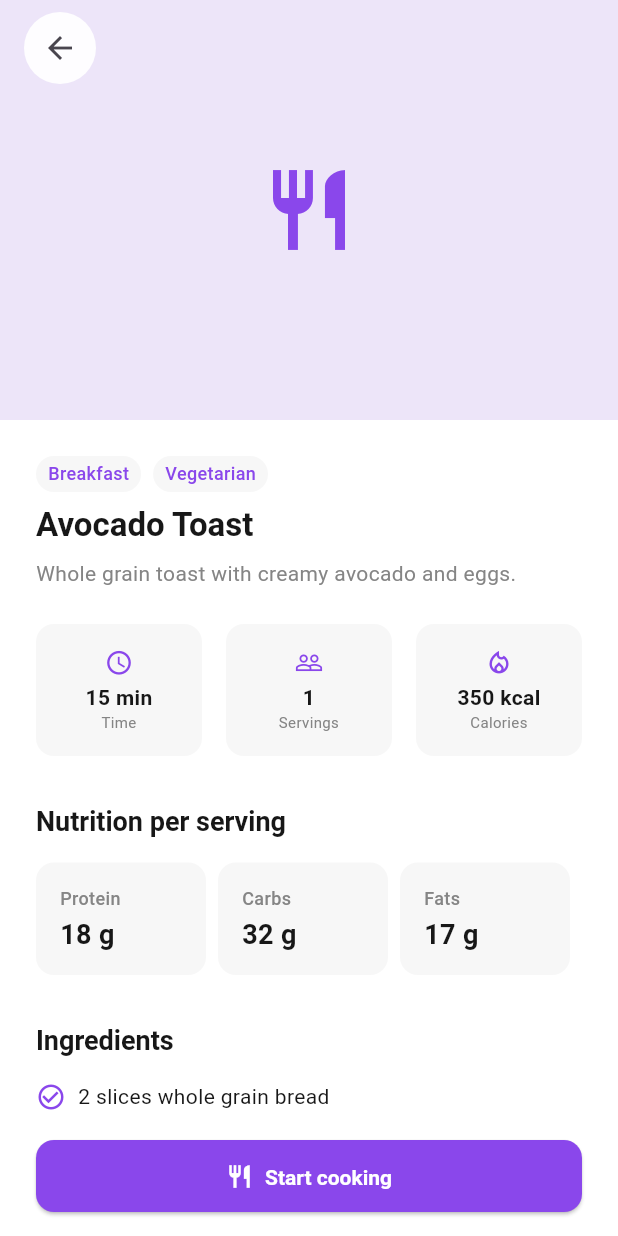
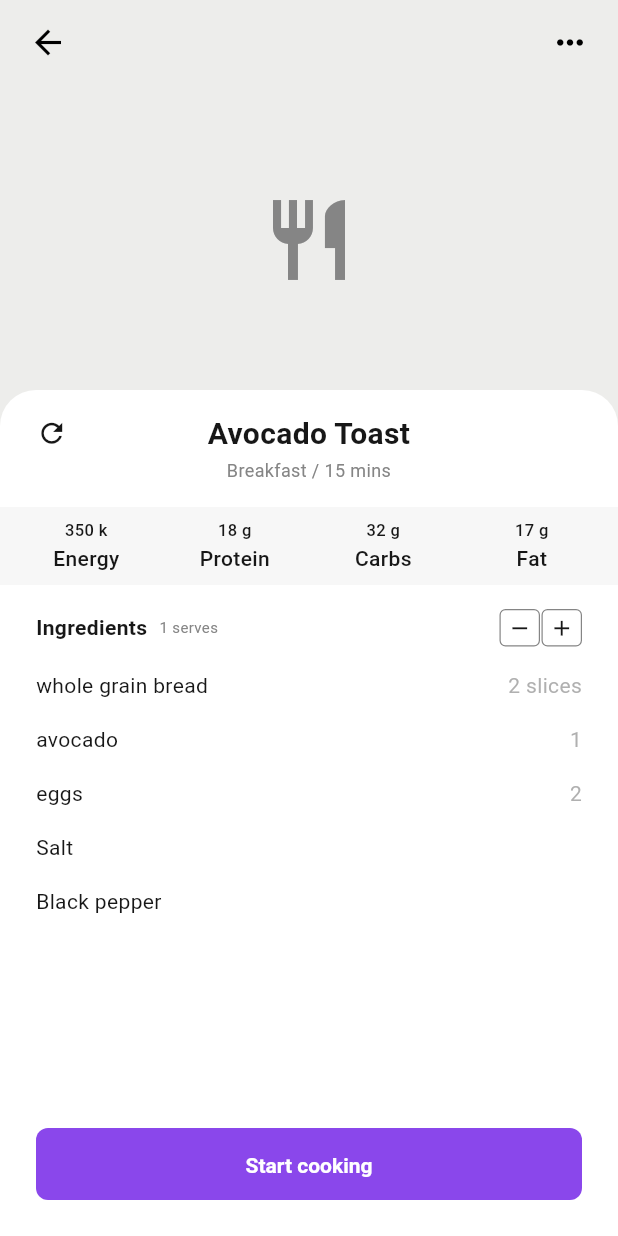
Before and after one commit to laszlo-botond/awesome-meal-planner, a Flutter app: the screen it shows after launch, after a tap on "Avocado Toast", on a phone screen of 412 x 824 dp. Run offline on Flutter 3.47's test engine with Material 3 defaults, Android fonts, the phone set to English and light mode, and no system bars.

Commit message:
lab1: recipe screen update to figma design

```diff
--- a/lib/screens/recipe_details_screen.dart
+++ b/lib/screens/recipe_details_screen.dart
@@ -13,65 +13,60 @@ class RecipeDetailsScreen extends StatelessWidget {
 
   @override
   Widget build(BuildContext context) {
+    final category = meal.tags.isNotEmpty ? meal.tags.first : 'Recipe';
+
     return Scaffold(
-      body: CustomScrollView(
-        slivers: [
-          SliverToBoxAdapter(child: _buildImageHeader(context)),
-          SliverToBoxAdapter(
-            child: Padding(
-              padding: const EdgeInsets.fromLTRB(
-                AppSpacing.lg, AppSpacing.lg, AppSpacing.lg, AppSpacing.xxl,
+      backgroundColor: AppColors.background,
+      body: Stack(
+        children: [
+          Positioned(
+            top: 0,
+            left: 0,
+            right: 0,
+            height: 320,
+            child: _buildImageHeader(context),
+          ),
+          Positioned.fill(
+            top: 260,
+            child: Container(
+              decoration: const BoxDecoration(
+                color: AppColors.background,
+                borderRadius: BorderRadius.vertical(
+                  top: Radius.circular(AppRadii.extraLarge),
+                ),
               ),
               child: Column(
-                crossAxisAlignment: CrossAxisAlignment.start,
                 children: [
-                  _buildTags(),
-                  const SizedBox(height: AppSpacing.sm),
-                  Text(meal.name, style: Theme.of(context).textTheme.headlineSmall),
-                  const SizedBox(height: AppSpacing.sm),
-                  Text(meal.description, style: Theme.of(context).textTheme.bodyMedium?.copyWith(color: AppColors.textSecondary)),
-                  const SizedBox(height: AppSpacing.lg),
-                  _buildQuickFacts(),
-                  const SizedBox(height: AppSpacing.xl),
-                  Text('Nutrition per serving', style: Theme.of(context).textTheme.titleLarge),
-                  const SizedBox(height: AppSpacing.md),
-                  _buildNutrition(),
-                  const SizedBox(height: AppSpacing.xl),
-                  Text('Ingredients', style: Theme.of(context).textTheme.titleLarge),
-                  const SizedBox(height: AppSpacing.sm),
-                  ...meal.ingredients.map(_buildIngredient),
-                  if (meal.instructions.isNotEmpty) ...[
-                    const SizedBox(height: AppSpacing.xl),
-                    Text('Preparation', style: Theme.of(context).textTheme.titleLarge),
-                    const SizedBox(height: AppSpacing.md),
-                    ...meal.instructions.asMap().entries.map(
-                      (entry) => _buildInstruction(entry.key + 1, entry.value),
+                  _buildTitle(category),
+                  _buildNutritionSummary(),
+                  _buildIngredientsHeader(),
+                  Expanded(
+                    child: SingleChildScrollView(
+                      padding: const EdgeInsets.fromLTRB(
+                        AppSpacing.lg,
+                        AppSpacing.xs,
+                        AppSpacing.lg,
+                        AppSpacing.md,
                       ),
-                  ],
+                      child: Column(
+                        children: meal.ingredients
+                            .map(_buildIngredient)
+                            .toList(),
+                      ),
+                    ),
+                  ),
+                  _buildStartCookingButton(context),
                 ],
               ),
             ),
           ),
         ],
       ),
-      bottomNavigationBar: SafeArea(
-        minimum: const EdgeInsets.fromLTRB(AppSpacing.lg, AppSpacing.sm, AppSpacing.lg, AppSpacing.md),
-        child: SizedBox(
-          width: double.infinity,
-          child: ElevatedButton.icon(
-            onPressed: () => _showCookingInstructions(context),
-            icon: const Icon(Icons.restaurant),
-            label: const Text('Start cooking'),
-          ),
-        ),
-      ),
     );
   }
 
   Widget _buildImageHeader(BuildContext context) {
-    return SizedBox(
-      height: 280,
-      child: Stack(
+    return Stack(
       fit: StackFit.expand,
       children: [
         if (meal.imageUrl.isNotEmpty)
@@ -83,16 +78,70 @@ class RecipeDetailsScreen extends StatelessWidget {
         else
           _imagePlaceholder(),
         Positioned(
-            top: MediaQuery.paddingOf(context).top + AppSpacing.sm,
-            left: AppSpacing.md,
-            child: Material(
-              color: Colors.white.withOpacity(0.92),
-              shape: const CircleBorder(),
+          top: MediaQuery.paddingOf(context).top + AppSpacing.xs,
+          left: AppSpacing.sm,
           child: IconButton(
             tooltip: 'Back',
             onPressed: () => Navigator.of(context).pop(),
-                icon: const Icon(Icons.arrow_back),
+            icon: const Icon(Icons.arrow_back, color: Colors.black, size: 26),
           ),
+        ),
+        Positioned(
+          top: MediaQuery.paddingOf(context).top + AppSpacing.xs,
+          right: AppSpacing.sm,
+          child: IconButton(
+            tooltip: 'More options',
+            onPressed: () {},
+            icon: const Icon(Icons.more_horiz, color: Colors.black, size: 26),
+          ),
+        ),
+      ],
+    );
+  }
+
+  Widget _imagePlaceholder() {
+    return Container(
+      color: const Color(0xFFEDEDEB),
+      child: const Center(
+        child: Icon(
+          Icons.restaurant,
+          size: 64,
+          color: AppColors.textSecondary,
+        ),
+      ),
+    );
+  }
+
+  Widget _buildTitle(String category) {
+    return Padding(
+      padding: const EdgeInsets.fromLTRB(
+        AppSpacing.lg,
+        AppSpacing.md,
+        AppSpacing.lg,
+        AppSpacing.md,
+      ),
+      child: Column(
+        children: [
+          Row(
+            children: [
+              const Icon(Icons.refresh, size: 21, color: AppColors.textPrimary),
+              Expanded(
+                child: Text(
+                  meal.name,
+                  textAlign: TextAlign.center,
+                  style: AppTypography.title.copyWith(fontSize: 20),
+                ),
+              ),
+              const SizedBox(width: 21),
+            ],
+          ),
+          const SizedBox(height: AppSpacing.xs),
+          Text(
+            '$category / ${meal.preparationTimeMinutes} mins',
+            textAlign: TextAlign.center,
+            style: AppTypography.label.copyWith(
+              color: AppColors.textSecondary,
+              fontWeight: FontWeight.normal,
             ),
           ),
         ],
@@ -100,123 +149,161 @@ class RecipeDetailsScreen extends StatelessWidget {
     );
   }
 
-  Widget _imagePlaceholder() => Container(
-    color: const Color(0xFFEDE5F9),
-    child: const Center(
-      child: Icon(Icons.restaurant, size: 64, color: AppColors.primary),
+  Widget _buildNutritionSummary() {
+    final items = [
+      ('${meal.calories.round()} k', 'Energy'),
+      ('${meal.protein.round()} g', 'Protein'),
+      ('${meal.carbohydrates.round()} g', 'Carbs'),
+      ('${meal.fats.round()} g', 'Fat'),
+    ];
+
+    return Container(
+      width: double.infinity,
+      color: AppColors.surface,
+      padding: const EdgeInsets.symmetric(
+        horizontal: AppSpacing.sm,
+        vertical: AppSpacing.sm,
+      ),
+      child: Row(
+        children: items.map((item) {
+          return Expanded(
+            child: Column(
+              children: [
+                Text(
+                  item.$1,
+                  style: AppTypography.label.copyWith(
+                    color: AppColors.textPrimary,
+                    fontSize: 11,
+                  ),
+                ),
+                const SizedBox(height: 2),
+                Text(
+                  item.$2,
+                  style: AppTypography.body.copyWith(
+                    fontWeight: FontWeight.w500,
+                  ),
+                ),
+              ],
             ),
           );
-
-  Widget _buildTags() {
-    if (meal.tags.isEmpty) return const SizedBox.shrink();
-    return Wrap(
-      spacing: AppSpacing.sm,
-      runSpacing: AppSpacing.xs,
-      children: meal.tags.map((tag) => Container(
-        padding: const EdgeInsets.symmetric(horizontal: AppSpacing.sm, vertical: AppSpacing.xs),
-        decoration: BoxDecoration(
-          color: AppColors.surface,
-          borderRadius: BorderRadius.circular(AppRadii.pill),
-        ),
-        child: Text(tag, style: AppTypography.label.copyWith(color: AppColors.primary)),
-      )).toList(),
-    );
-  }
-
-  Widget _buildQuickFacts() {
-    return Row(
-      children: [
-        _fact(Icons.schedule, '${meal.preparationTimeMinutes} min', 'Time'),
-        const SizedBox(width: AppSpacing.md),
-        _fact(Icons.people_outline, '${meal.servings}', 'Servings'),
-        const SizedBox(width: AppSpacing.md),
-        _fact(Icons.local_fire_department_outlined, '${meal.calories.round()} kcal', 'Calories'),
-      ],
-    );
-  }
-
-  Widget _fact(IconData icon, String value, String label) {
-    return Expanded(
-      child: Container(
-        padding: const EdgeInsets.symmetric(vertical: AppSpacing.md, horizontal: AppSpacing.xs),
-        decoration: BoxDecoration(
-          color: AppColors.surface,
-          borderRadius: BorderRadius.circular(AppRadii.medium),
-        ),
-        child: Column(
-          children: [
-            Icon(icon, size: 19, color: AppColors.primary),
-            const SizedBox(height: AppSpacing.xs),
-            Text(value, style: AppTypography.body.copyWith(fontWeight: FontWeight.w600), textAlign: TextAlign.center),
-            Text(label, style: AppTypography.caption, textAlign: TextAlign.center),
-          ],
-        ),
+        }).toList(),
       ),
     );
   }
 
-  Widget _buildNutrition() {
-    final values = [
-      ('Protein', meal.protein, AppColors.protein),
-      ('Carbs', meal.carbohydrates, AppColors.carbohydrates),
-      ('Fats', meal.fats, AppColors.fats),
-    ];
-    return Row(
-      children: values.map((item) => Expanded(
-        child: Container(
-          margin: const EdgeInsets.only(right: AppSpacing.sm),
-          padding: const EdgeInsets.all(AppSpacing.md),
-          decoration: BoxDecoration(
-            color: AppColors.surface,
-            borderRadius: BorderRadius.circular(AppRadii.medium),
+  Widget _buildIngredientsHeader() {
+    return Padding(
+      padding: const EdgeInsets.fromLTRB(
+        AppSpacing.lg,
+        AppSpacing.md,
+        AppSpacing.lg,
+        AppSpacing.xs,
       ),
-          child: Column(
-            crossAxisAlignment: CrossAxisAlignment.start,
-            children: [
-              Text(item.$1, style: AppTypography.label),
-              const SizedBox(height: AppSpacing.xs),
-              Text('${item.$2.round()} g', style: AppTypography.title),
-            ],
-          ),
-        ),
-      )).toList(),
-    );
-  }
-
-  Widget _buildIngredient(String ingredient) {
-    return Padding(
-      padding: const EdgeInsets.symmetric(vertical: AppSpacing.sm),
       child: Row(
         children: [
-          const Icon(Icons.check_circle_outline, color: AppColors.primary, size: 20),
+          Text('Ingredients', style: AppTypography.body.copyWith(
+            fontWeight: FontWeight.w600,
+          )),
           const SizedBox(width: AppSpacing.sm),
-          Expanded(child: Text(ingredient, style: AppTypography.body)),
+          Text(
+            '${meal.servings} serves',
+            style: AppTypography.caption,
+          ),
+          const Spacer(),
+          _servingButton(Icons.remove),
+          const SizedBox(width: 1),
+          _servingButton(Icons.add),
         ],
       ),
     );
   }
 
-  Widget _buildInstruction(int number, String instruction) {
+  Widget _servingButton(IconData icon) {
+    return Container(
+      width: 27,
+      height: 25,
+      decoration: BoxDecoration(
+        border: Border.all(color: AppColors.textSecondary, width: 0.8),
+        borderRadius: BorderRadius.circular(AppRadii.small / 2),
+      ),
+      child: Icon(icon, size: 17, color: AppColors.textPrimary),
+    );
+  }
+
+  Widget _buildIngredient(String ingredient) {
+    final parsed = _splitIngredient(ingredient);
+
     return Padding(
-      padding: const EdgeInsets.only(bottom: AppSpacing.md),
+      padding: const EdgeInsets.symmetric(vertical: AppSpacing.sm),
       child: Row(
-        crossAxisAlignment: CrossAxisAlignment.start,
+        crossAxisAlignment: CrossAxisAlignment.center,
         children: [
-          CircleAvatar(
-            radius: 14,
-            backgroundColor: AppColors.primary.withOpacity(0.12),
-            child: Text('$number', style: AppTypography.label.copyWith(color: AppColors.primary)),
+          Expanded(
+            child: Text(
+              parsed.$1,
+              style: AppTypography.body,
             ),
-          const SizedBox(width: AppSpacing.md),
-          Expanded(child: Text(instruction, style: AppTypography.bodyLarge)),
+          ),
+          if (parsed.$2.isNotEmpty)
+            Text(
+              parsed.$2,
+              style: AppTypography.body.copyWith(
+                color: AppColors.textSecondary.withOpacity(0.65),
+              ),
+            ),
         ],
+      ),
+    );
+  }
+
+  (String, String) _splitIngredient(String ingredient) {
+    final match = RegExp(r'^(\d+(?:[.,]\d+)?\s*(?:g|kg|ml|l|tbsp|tsp|slices?|cups?|pieces?)?)\s+(.+)$',
+      caseSensitive: false,
+    ).firstMatch(ingredient.trim());
+
+    if (match == null) return (ingredient, '');
+    return (match.group(2)!, match.group(1)!);
+  }
+
+  Widget _buildStartCookingButton(BuildContext context) {
+    return SafeArea(
+      top: false,
+      minimum: const EdgeInsets.fromLTRB(
+        AppSpacing.lg,
+        AppSpacing.md,
+        AppSpacing.lg,
+        AppSpacing.lg,
+      ),
+      child: SizedBox(
+        width: double.infinity,
+        height: 48,
+        child: ElevatedButton(
+          onPressed: () => _showCookingInstructions(context),
+          style: ElevatedButton.styleFrom(
+            backgroundColor: AppColors.primary,
+            foregroundColor: Colors.white,
+            shape: RoundedRectangleBorder(
+              borderRadius: BorderRadius.circular(AppRadii.small),
+            ),
+            elevation: 0,
+          ),
+          child: Text(
+            'Start cooking',
+            style: AppTypography.body.copyWith(
+              color: Colors.white,
+              fontWeight: FontWeight.w600,
+            ),
+          ),
+        ),
       ),
     );
   }
 
   void _showCookingInstructions(BuildContext context) {
     ScaffoldMessenger.of(context).showSnackBar(
-      const SnackBar(content: Text('Cooking mode will be available in a future update.')),
+      const SnackBar(
+        content: Text('Cooking mode will be available in a future update.'),
+      ),
     );
   }
 }
```
Lines whose indentation alone changed are shown as unchanged.
